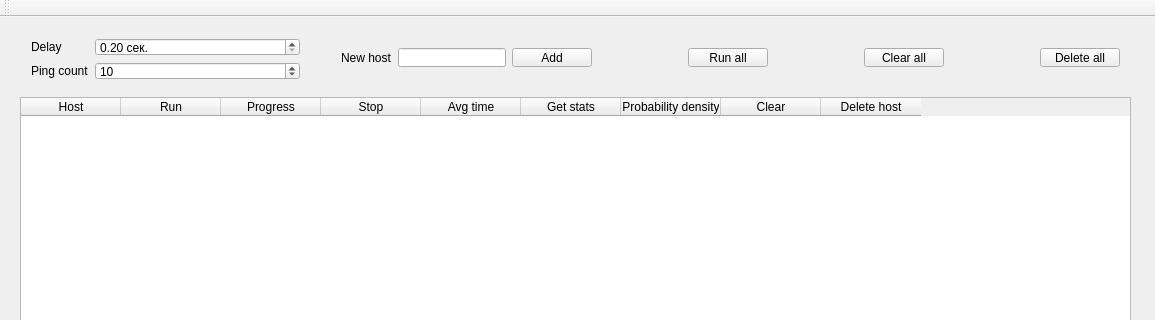
Above: mainwindow.ui from LibertyPaul/Pinger before the change; both pictures show x 0 to 1155 and y 0 to 320 of the 1155 by 687 pixel window. Below: the same form after it.
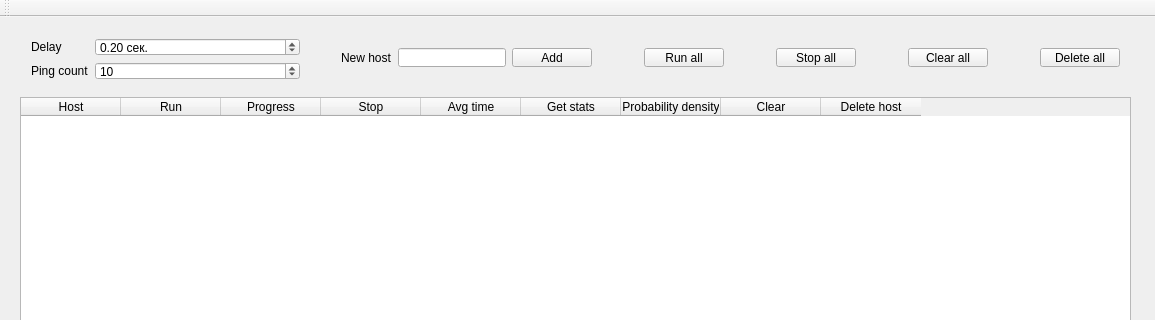
That is the form after the change.

Commit message: Some GUI improvements, +Stop all button, memory leak fixed

Diff of the .ui file:
```diff
--- a/mainwindow.ui
+++ b/mainwindow.ui
@@ -42,7 +42,7 @@
           <string> сек.</string>
          </property>
          <property name="minimum">
-          <double>0.200000000000000</double>
+          <double>0.100000000000000</double>
          </property>
          <property name="maximum">
           <double>10000.000000000000000</double>
@@ -210,6 +210,26 @@
        </property>
       </widget>
      </item>
+     <item>
+      <spacer name="horizontalSpacer_4">
+       <property name="orientation">
+        <enum>Qt::Horizontal</enum>
+       </property>
+       <property name="sizeHint" stdset="0">
+        <size>
+         <width>40</width>
+         <height>20</height>
+        </size>
+       </property>
+      </spacer>
+     </item>
+     <item>
+      <widget class="QPushButton" name="stopAllButton">
+       <property name="text">
+        <string>Stop all</string>
+       </property>
+      </widget>
+     </item>
      <item>
       <spacer name="horizontalSpacer_3">
        <property name="orientation">
```
The commit also changes 4 other files.
